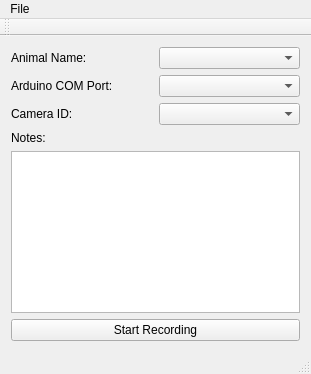
The window that ShrewView/mainwindow.ui (fitzlab/ShrewDriver) describes before a commit, drawn with Qt 5.
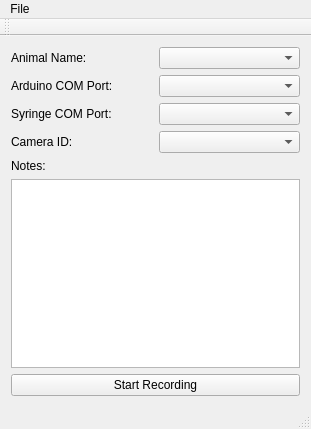
The same window after the commit.

Commit message: - Changed syringe pump to direct USB control instead of trigger pins - Split training parameters into per-animal, in the cheapest way possible. Consider subclassing later. - Added basic logfile analysis - Bugfix: "animal names" now only checks for directories, ignores files

The edit to the form file:
```diff
--- a/ShrewView/mainwindow.ui
+++ b/ShrewView/mainwindow.ui
@@ -7,7 +7,7 @@
     <x>0</x>
     <y>0</y>
     <width>311</width>
-    <height>374</height>
+    <height>429</height>
    </rect>
   </property>
   <property name="windowTitle">
@@ -15,10 +15,10 @@
   </property>
   <widget class="QWidget" name="centralWidget">
    <layout class="QGridLayout" name="gridLayout">
-    <item row="5" column="1">
+    <item row="6" column="1">
      <widget class="QComboBox" name="cbCameraID"/>
     </item>
-    <item row="5" column="0">
+    <item row="6" column="0">
      <widget class="QLabel" name="label_2">
       <property name="text">
        <string>Camera ID:</string>
@@ -28,7 +28,7 @@
     <item row="4" column="1">
      <widget class="QComboBox" name="cbSerialPort"/>
     </item>
-    <item row="6" column="0">
+    <item row="7" column="0">
      <widget class="QLabel" name="label_4">
       <property name="text">
        <string>Notes:</string>
@@ -52,16 +52,26 @@
     <item row="2" column="1">
      <widget class="QComboBox" name="cbAnimalName"/>
     </item>
-    <item row="9" column="0" colspan="2">
+    <item row="10" column="0" colspan="2">
      <widget class="QPushButton" name="btnStartRecording">
       <property name="text">
        <string>Start Recording</string>
       </property>
      </widget>
     </item>
-    <item row="8" column="0" colspan="2">
+    <item row="9" column="0" colspan="2">
      <widget class="QTextEdit" name="textEdit"/>
     </item>
+    <item row="5" column="0">
+     <widget class="QLabel" name="label_5">
+      <property name="text">
+       <string>Syringe COM Port:</string>
+      </property>
+     </widget>
+    </item>
+    <item row="5" column="1">
+     <widget class="QComboBox" name="cbSyringePort"/>
+    </item>
    </layout>
   </widget>
   <widget class="QMenuBar" name="menuBar">
```
The commit also changes 13 other files.
